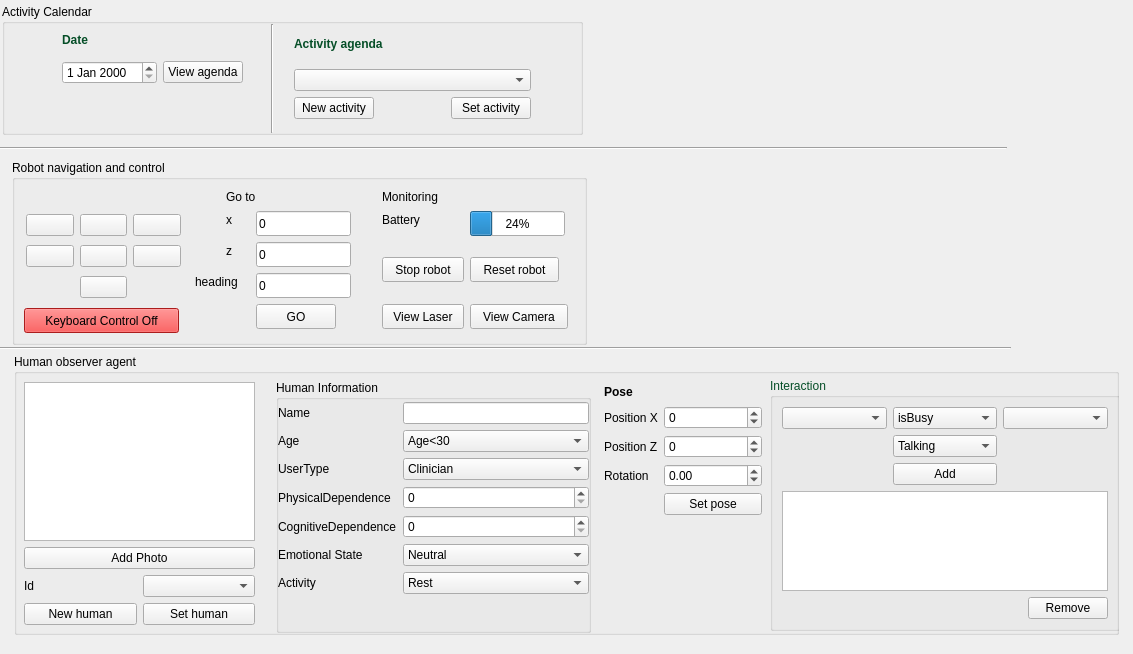
First picture: the form in humanObserverAgent_GUI/src/mainUI.ui, repository rahulkatiyar19955/gsoc-gui-dev, before the edit.
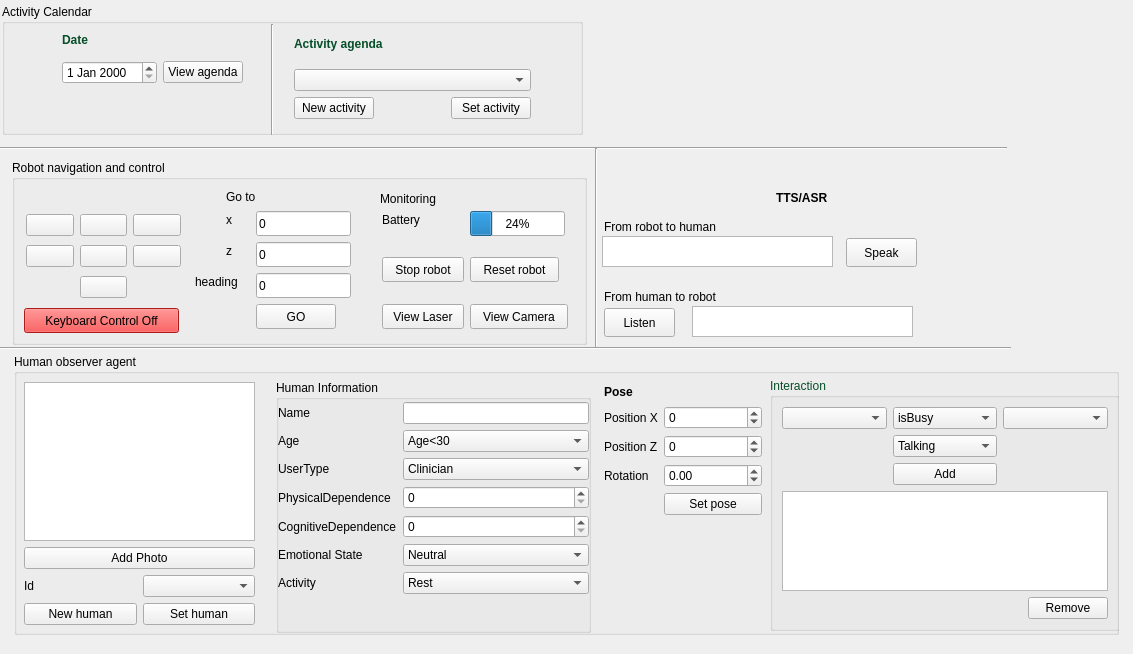
Second picture: the form after the edit. Icons and pictures are not drawn.

Commit message: adding TTS/ASR gui elements

Patch:
```diff
--- a/humanObserverAgent_GUI/src/mainUI.ui
+++ b/humanObserverAgent_GUI/src/mainUI.ui
@@ -96,19 +96,6 @@
      <string>Stop robot</string>
     </property>
    </widget>
-   <widget class="QLabel" name="label_17">
-    <property name="geometry">
-     <rect>
-      <x>370</x>
-      <y>28</y>
-      <width>76</width>
-      <height>17</height>
-     </rect>
-    </property>
-    <property name="text">
-     <string>Monitoring</string>
-    </property>
-   </widget>
    <widget class="QProgressBar" name="progressBar">
     <property name="geometry">
      <rect>
@@ -341,6 +328,19 @@
      </item>
     </layout>
    </widget>
+   <widget class="QLabel" name="label_17">
+    <property name="geometry">
+     <rect>
+      <x>368</x>
+      <y>30</y>
+      <width>76</width>
+      <height>17</height>
+     </rect>
+    </property>
+    <property name="text">
+     <string>Monitoring</string>
+    </property>
+   </widget>
   </widget>
   <widget class="Line" name="line_7">
    <property name="geometry">
@@ -1004,7 +1004,7 @@
       <x>260</x>
       <y>20</y>
       <width>20</width>
-      <height>109</height>
+      <height>111</height>
      </rect>
     </property>
     <property name="orientation">
@@ -1025,6 +1025,104 @@
     <enum>Qt::Horizontal</enum>
    </property>
   </widget>
+  <widget class="QLabel" name="label_4">
+   <property name="geometry">
+    <rect>
+     <x>604</x>
+     <y>286</y>
+     <width>155</width>
+     <height>21</height>
+    </rect>
+   </property>
+   <property name="text">
+    <string>From human to robot</string>
+   </property>
+  </widget>
+  <widget class="QTextEdit" name="asr_edit">
+   <property name="geometry">
+    <rect>
+     <x>692</x>
+     <y>306</y>
+     <width>221</width>
+     <height>31</height>
+    </rect>
+   </property>
+  </widget>
+  <widget class="QTextEdit" name="tts_edit">
+   <property name="geometry">
+    <rect>
+     <x>602</x>
+     <y>236</y>
+     <width>231</width>
+     <height>31</height>
+    </rect>
+   </property>
+  </widget>
+  <widget class="QPushButton" name="speak_button">
+   <property name="geometry">
+    <rect>
+     <x>846</x>
+     <y>238</y>
+     <width>71</width>
+     <height>29</height>
+    </rect>
+   </property>
+   <property name="text">
+    <string>Speak</string>
+   </property>
+  </widget>
+  <widget class="QPushButton" name="listen_button">
+   <property name="geometry">
+    <rect>
+     <x>604</x>
+     <y>308</y>
+     <width>71</width>
+     <height>29</height>
+    </rect>
+   </property>
+   <property name="text">
+    <string>Listen</string>
+   </property>
+  </widget>
+  <widget class="QLabel" name="label_23">
+   <property name="geometry">
+    <rect>
+     <x>604</x>
+     <y>216</y>
+     <width>155</width>
+     <height>21</height>
+    </rect>
+   </property>
+   <property name="text">
+    <string>From robot to human</string>
+   </property>
+  </widget>
+  <widget class="QLabel" name="label_29">
+   <property name="geometry">
+    <rect>
+     <x>776</x>
+     <y>188</y>
+     <width>141</width>
+     <height>21</height>
+    </rect>
+   </property>
+   <property name="text">
+    <string>&lt;html&gt;&lt;head/&gt;&lt;body&gt;&lt;p&gt;&lt;span style=&quot; font-weight:600;&quot;&gt;TTS/ASR&lt;/span&gt;&lt;/p&gt;&lt;/body&gt;&lt;/html&gt;</string>
+   </property>
+  </widget>
+  <widget class="Line" name="line_6">
+   <property name="geometry">
+    <rect>
+     <x>586</x>
+     <y>148</y>
+     <width>20</width>
+     <height>199</height>
+    </rect>
+   </property>
+   <property name="orientation">
+    <enum>Qt::Vertical</enum>
+   </property>
+  </widget>
  </widget>
  <resources>
   <include location="mainUIDate.qrc"/>
```
The commit also changes 1 other file.
